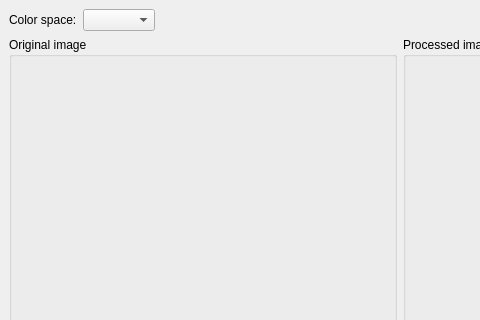
This is Application/QtDesignerUI/MagnifierWindow.ui in unitbvcv/image_processing_platform as Qt 5 draws it before an edit; both pictures show x 0 to 480 and y 0 to 320 of the 800 by 600 pixel window. The edited form follows.
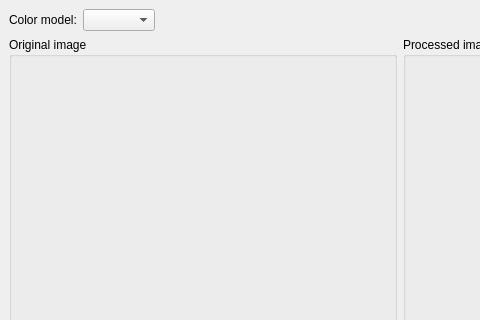
This is the edited form.

Commit message: rename color spaces to color models

```diff
--- a/Application/QtDesignerUI/MagnifierWindow.ui
+++ b/Application/QtDesignerUI/MagnifierWindow.ui
@@ -64,7 +64,7 @@
       <item>
        <widget class="QLabel" name="labelColorSpace">
         <property name="text">
-         <string>Color space:</string>
+         <string>Color model:</string>
         </property>
        </widget>
       </item>
```
Left out of the diff: 4 changed lines with no effect on the pictures. The commit also changes 4 other files.
